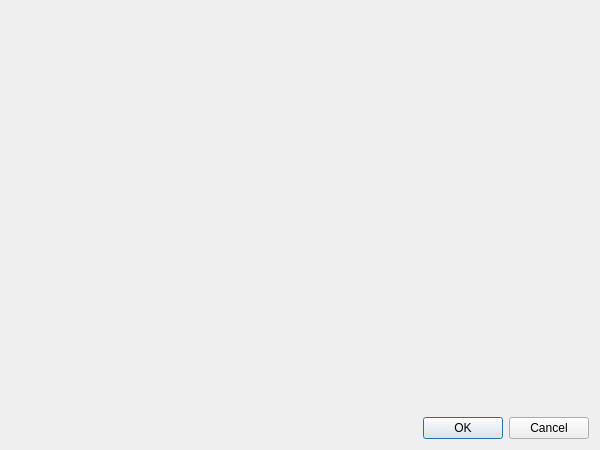
radio-astro/casa, file code/display/QtViewer/ColorHistogram.ui: the form before one commit.
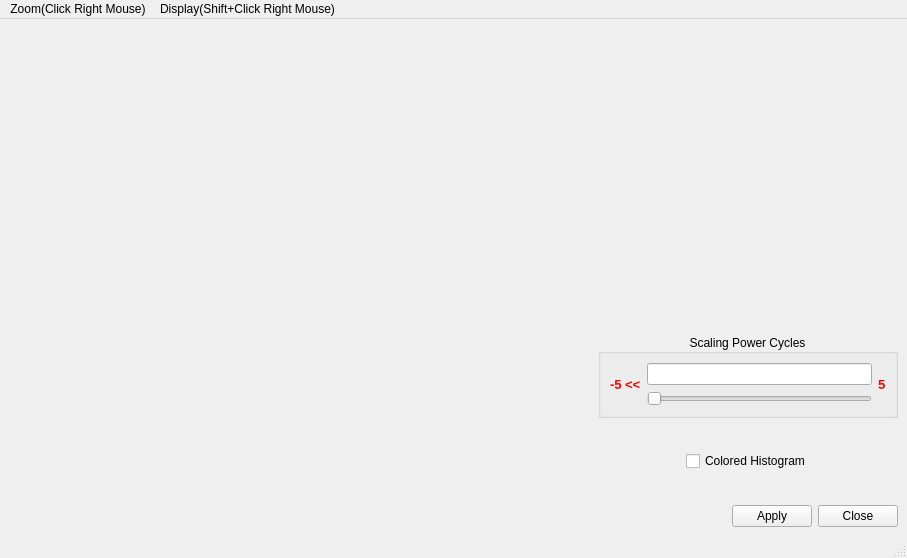
The form after the commit.

Commit message: New Development: No             JIRA Issue: CAS-4608         Ready for Test: Yes      Interface Changes: Yes What Interface Changed: Interface changes to support separate plots for color transfer.          Test Programs: List test programs   Put in Release Notes: No              Module(s): Module Names change impacts.            Description: Changed color histogram so that is it is two separate plots.

The edit to the form file:
```diff
--- a/code/display/QtViewer/ColorHistogram.ui
+++ b/code/display/QtViewer/ColorHistogram.ui
@@ -1,25 +1,28 @@
 <?xml version="1.0" encoding="UTF-8"?>
 <ui version="4.0">
  <class>ColorHistogramClass</class>
- <widget class="QDialog" name="ColorHistogramClass">
+ <widget class="QMainWindow" name="ColorHistogramClass">
   <property name="geometry">
    <rect>
     <x>0</x>
     <y>0</y>
-    <width>600</width>
-    <height>450</height>
+    <width>907</width>
+    <height>558</height>
    </rect>
   </property>
   <property name="minimumSize">
    <size>
-    <width>600</width>
-    <height>450</height>
+    <width>900</width>
+    <height>0</height>
    </size>
   </property>
   <property name="windowTitle">
    <string>ColorHistogram</string>
   </property>
-  <layout class="QVBoxLayout" name="verticalLayout">
+  <widget class="QWidget" name="centralwidget">
+   <layout class="QVBoxLayout" name="verticalLayout_3">
+    <item>
+     <layout class="QHBoxLayout" name="horizontalLayout_6">
    <item>
     <widget class="QWidget" name="histogramHolder" native="true">
      <property name="sizePolicy">
@@ -28,7 +31,199 @@
        <verstretch>0</verstretch>
       </sizepolicy>
      </property>
-    </widget>
+        <property name="minimumSize">
+         <size>
+          <width>600</width>
+          <height>100</height>
+         </size>
+        </property>
+       </widget>
+      </item>
+      <item>
+       <layout class="QVBoxLayout" name="verticalLayout_2">
+        <item>
+         <layout class="QHBoxLayout" name="horizontalLayout_4">
+          <item>
+           <spacer name="horizontalSpacer_5">
+            <property name="orientation">
+             <enum>Qt::Horizontal</enum>
+            </property>
+            <property name="sizeHint" stdset="0">
+             <size>
+              <width>13</width>
+              <height>20</height>
+             </size>
+            </property>
+           </spacer>
+          </item>
+          <item>
+           <widget class="QWidget" name="transferWidgetHolder" native="true">
+            <property name="minimumSize">
+             <size>
+              <width>300</width>
+              <height>300</height>
+             </size>
+            </property>
+           </widget>
+          </item>
+          <item>
+           <spacer name="horizontalSpacer_4">
+            <property name="orientation">
+             <enum>Qt::Horizontal</enum>
+            </property>
+            <property name="sizeHint" stdset="0">
+             <size>
+              <width>13</width>
+              <height>20</height>
+             </size>
+            </property>
+           </spacer>
+          </item>
+         </layout>
+        </item>
+        <item>
+         <widget class="QGroupBox" name="groupBox">
+          <property name="sizePolicy">
+           <sizepolicy hsizetype="Preferred" vsizetype="Preferred">
+            <horstretch>0</horstretch>
+            <verstretch>0</verstretch>
+           </sizepolicy>
+          </property>
+          <property name="title">
+           <string>Scaling Power Cycles</string>
+          </property>
+          <property name="alignment">
+           <set>Qt::AlignCenter</set>
+          </property>
+          <layout class="QHBoxLayout" name="horizontalLayout_5">
+           <item>
+            <layout class="QHBoxLayout" name="horizontalLayout_3">
+             <item>
+              <widget class="QLabel" name="powerCyclesMinLabel">
+               <property name="font">
+                <font>
+                 <pointsize>10</pointsize>
+                 <weight>75</weight>
+                 <bold>true</bold>
+                </font>
+               </property>
+               <property name="text">
+                <string>&lt;font color=&quot;red&quot;&gt;-5 &lt;&lt;&lt;/font&gt;</string>
+               </property>
+              </widget>
+             </item>
+             <item>
+              <layout class="QVBoxLayout" name="verticalLayout">
+               <item>
+                <widget class="QLineEdit" name="powerCyclesLineEdit">
+                 <property name="toolTip">
+                  <string>Set the scale factor for the power cycles.</string>
+                 </property>
+                 <property name="statusTip">
+                  <string/>
+                 </property>
+                </widget>
+               </item>
+               <item>
+                <widget class="QSlider" name="powerCyclesSlider">
+                 <property name="toolTip">
+                  <string>Adjust the scale factor for the power cycles.</string>
+                 </property>
+                 <property name="orientation">
+                  <enum>Qt::Horizontal</enum>
+                 </property>
+                </widget>
+               </item>
+              </layout>
+             </item>
+             <item>
+              <widget class="QLabel" name="powerCyclesMaxLabel">
+               <property name="font">
+                <font>
+                 <pointsize>10</pointsize>
+                 <weight>75</weight>
+                 <bold>true</bold>
+                </font>
+               </property>
+               <property name="text">
+                <string>&lt;font color=&quot;red&quot;&gt;5&lt;/font&gt;</string>
+               </property>
+              </widget>
+             </item>
+            </layout>
+           </item>
+          </layout>
+         </widget>
+        </item>
+        <item>
+         <spacer name="verticalSpacer_2">
+          <property name="orientation">
+           <enum>Qt::Vertical</enum>
+          </property>
+          <property name="sizeHint" stdset="0">
+           <size>
+            <width>20</width>
+            <height>40</height>
+           </size>
+          </property>
+         </spacer>
+        </item>
+        <item>
+         <layout class="QHBoxLayout" name="horizontalLayout_2">
+          <item>
+           <spacer name="horizontalSpacer_2">
+            <property name="orientation">
+             <enum>Qt::Horizontal</enum>
+            </property>
+            <property name="sizeHint" stdset="0">
+             <size>
+              <width>40</width>
+              <height>20</height>
+             </size>
+            </property>
+           </spacer>
+          </item>
+          <item>
+           <widget class="QCheckBox" name="coloredHistogramCheckBox">
+            <property name="toolTip">
+             <string>Color the histogram using the color mapping.</string>
+            </property>
+            <property name="text">
+             <string>Colored Histogram</string>
+            </property>
+           </widget>
+          </item>
+          <item>
+           <spacer name="horizontalSpacer_3">
+            <property name="orientation">
+             <enum>Qt::Horizontal</enum>
+            </property>
+            <property name="sizeHint" stdset="0">
+             <size>
+              <width>40</width>
+              <height>20</height>
+             </size>
+            </property>
+           </spacer>
+          </item>
+         </layout>
+        </item>
+        <item>
+         <spacer name="verticalSpacer">
+          <property name="orientation">
+           <enum>Qt::Vertical</enum>
+          </property>
+          <property name="sizeHint" stdset="0">
+           <size>
+            <width>20</width>
+            <height>40</height>
+           </size>
+          </property>
+         </spacer>
+        </item>
+       </layout>
+      </item>
+     </layout>
    </item>
    <item>
     <layout class="QHBoxLayout" name="horizontalLayout">
@@ -48,14 +243,14 @@
      <item>
       <widget class="QPushButton" name="okButton">
        <property name="text">
-        <string>OK</string>
+         <string>Apply</string>
        </property>
       </widget>
      </item>
      <item>
       <widget class="QPushButton" name="cancelButton">
        <property name="text">
-        <string>Cancel</string>
+         <string>Close</string>
        </property>
       </widget>
      </item>
@@ -63,7 +258,30 @@
    </item>
   </layout>
  </widget>
- <layoutdefault spacing="6" margin="11"/>
+  <widget class="QMenuBar" name="menubar">
+   <property name="geometry">
+    <rect>
+     <x>0</x>
+     <y>0</y>
+     <width>907</width>
+     <height>25</height>
+    </rect>
+   </property>
+   <widget class="QMenu" name="menuZoom">
+    <property name="title">
+     <string>Zoom(Click Right Mouse)</string>
+    </property>
+   </widget>
+   <widget class="QMenu" name="menuDisplay">
+    <property name="title">
+     <string>Display(Shift+Click Right Mouse)</string>
+    </property>
+   </widget>
+   <addaction name="menuZoom"/>
+   <addaction name="menuDisplay"/>
+  </widget>
+  <widget class="QStatusBar" name="statusbar"/>
+ </widget>
  <resources/>
  <connections/>
 </ui>
```
Left out of the diff: 8 changed lines with no effect on the pictures. Lines whose indentation alone changed are shown as unchanged. The commit also changes 16 other files.
